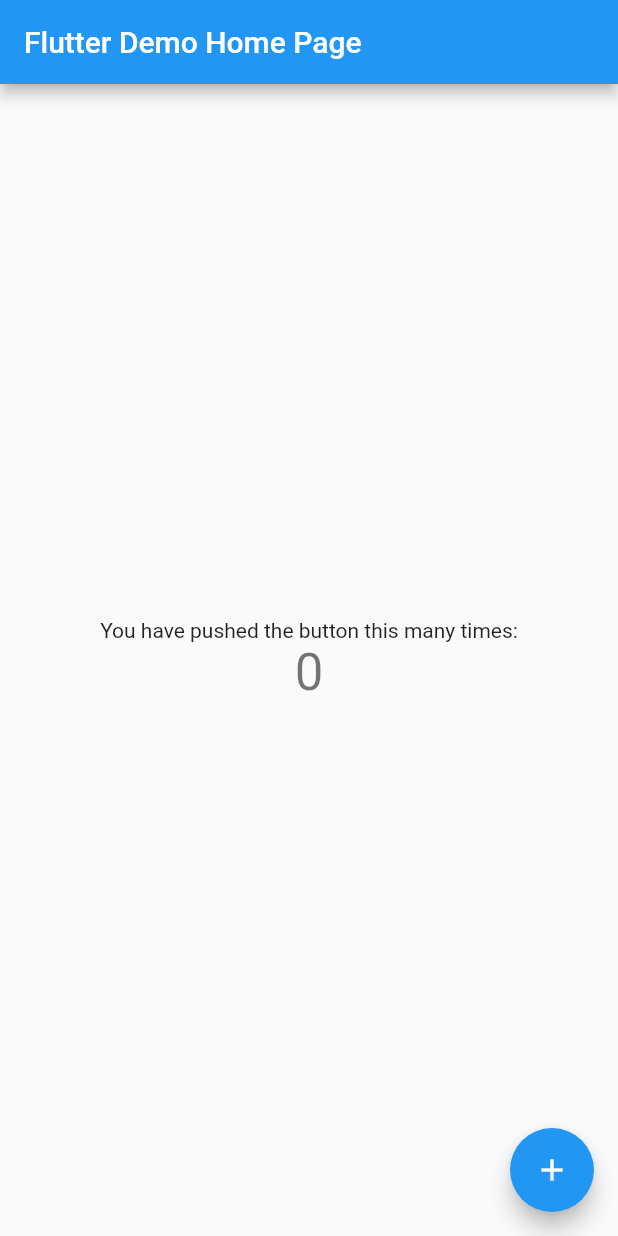
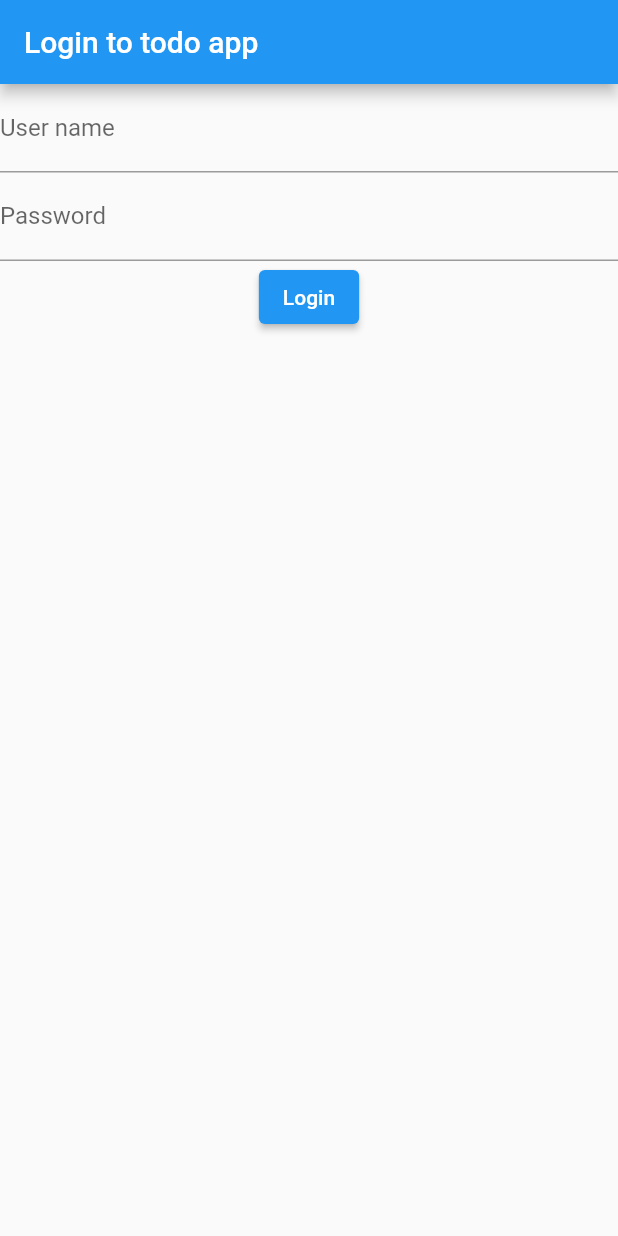
Before and after one commit to pankaj-nikam/todo_bloc, a Flutter app: the screen it shows after launch, on a phone screen of 412 x 824 dp. Run offline on Flutter 3.47's test engine with Material 2 defaults, Android fonts, the phone set to English and light mode, and no system bars; our stand-ins replace bloc, equatable, flutter_bloc, hive, hive_flutter; accounts and stored records are empty.

Commit message:
Added basic implementation for bloc and Hive.

```diff
--- /dev/null
+++ b/lib/home/bloc/bloc/home_bloc.dart
@@ -0,0 +1,30 @@
+import 'package:bloc/bloc.dart';
+import 'package:equatable/equatable.dart';
+import 'package:todo_bloc/services/authentication_service.dart';
+import 'package:todo_bloc/services/todo_service.dart';
+
+part 'home_event.dart';
+part 'home_state.dart';
+
+class HomeBloc extends Bloc<HomeEvent, HomeState> {
+  final AuthenticationService _auth;
+  final TodoService _todo;
+
+  HomeBloc(this._auth, this._todo) : super(RegisteringServicesState()) {
+    on<LoginEvent>((event, emitter) async {
+      final result =
+          await _auth.authenticateUser(event.userName, event.password);
+      if (result != null) {
+        emitter(SuccessfulLoginState(result));
+        emitter(HomeInitial());
+      }
+    });
+
+    on<RegisterServicesEvent>((event, emitter) async {
+      await _auth.init();
+      await _todo.init();
+
+      emitter(HomeInitial());
+    });
+  }
+}
--- /dev/null
+++ b/lib/home/bloc/bloc/home_event.dart
@@ -0,0 +1,20 @@
+part of 'home_bloc.dart';
+
+abstract class HomeEvent extends Equatable {
+  const HomeEvent();
+}
+
+class LoginEvent extends HomeEvent {
+  final String userName;
+  final String password;
+
+  const LoginEvent(this.userName, this.password);
+
+  @override
+  List<Object> get props => [userName, password];
+}
+
+class RegisterServicesEvent extends HomeEvent {
+  @override
+  List<Object?> get props => [];
+}
--- /dev/null
+++ b/lib/home/bloc/bloc/home_state.dart
@@ -0,0 +1,24 @@
+part of 'home_bloc.dart';
+
+abstract class HomeState extends Equatable {
+  const HomeState();
+}
+
+class HomeInitial extends HomeState {
+  @override
+  List<Object?> get props => [];
+}
+
+class SuccessfulLoginState extends HomeState {
+  final String userName;
+
+  const SuccessfulLoginState(this.userName);
+
+  @override
+  List<Object?> get props => [userName];
+}
+
+class RegisteringServicesState extends HomeState {
+  @override
+  List<Object?> get props => [];
+}
--- /dev/null
+++ b/lib/home/home.dart
@@ -0,0 +1,66 @@
+import 'package:flutter/material.dart';
+import 'package:flutter_bloc/flutter_bloc.dart';
+import 'package:todo_bloc/services/authentication_service.dart';
+import 'package:todo_bloc/services/todo_service.dart';
+import 'package:todo_bloc/todos/todos.dart';
+
+import 'bloc/bloc/home_bloc.dart';
+
+class HomePage extends StatelessWidget {
+  final userNameField = TextEditingController();
+  final passwordField = TextEditingController();
+
+  HomePage({Key? key}) : super(key: key);
+
+  @override
+  Widget build(BuildContext context) {
+    return Scaffold(
+      appBar: AppBar(
+        title: const Text("Login to todo app"),
+      ),
+      body: BlocProvider(
+        create: (context) => HomeBloc(
+          RepositoryProvider.of<AuthenticationService>(context),
+          RepositoryProvider.of<TodoService>(context),
+        )..add(RegisterServicesEvent()),
+        child: BlocConsumer<HomeBloc, HomeState>(
+          listener: (context, state) {
+            if (state is SuccessfulLoginState) {
+              Navigator.of(context).push(MaterialPageRoute(
+                builder: (context) {
+                  return TodosPage(
+                    userName: state.userName,
+                  );
+                },
+              ));
+            }
+          },
+          builder: (context, state) {
+            if (state is HomeInitial) {
+              return Column(
+                children: [
+                  TextField(
+                    decoration: const InputDecoration(labelText: "User name"),
+                    controller: userNameField,
+                  ),
+                  TextField(
+                    obscureText: true,
+                    decoration: const InputDecoration(labelText: 'Password'),
+                    controller: passwordField,
+                  ),
+                  ElevatedButton(
+                      onPressed: () {
+                        BlocProvider.of<HomeBloc>(context).add(
+                            LoginEvent(userNameField.text, passwordField.text));
+                      },
+                      child: const Text('Login'))
+                ],
+              );
+            }
+            return Container();
+          },
+        ),
+      ),
+    );
+  }
+}
--- a/lib/main.dart
+++ b/lib/main.dart
@@ -1,6 +1,12 @@
 import 'package:flutter/material.dart';
+import 'package:flutter_bloc/flutter_bloc.dart';
+import 'package:hive_flutter/hive_flutter.dart';
+import 'package:todo_bloc/home/home.dart';
+import 'package:todo_bloc/services/authentication_service.dart';
+import 'package:todo_bloc/services/todo_service.dart';
 
-void main() {
+void main() async {
+  await Hive.initFlutter();
   runApp(const MyApp());
 }
 
@@ -10,7 +16,12 @@ class MyApp extends StatelessWidget {
   // This widget is the root of your application.
   @override
   Widget build(BuildContext context) {
-    return MaterialApp(
+    return MultiRepositoryProvider(
+      providers: [
+        RepositoryProvider(create: (context) => AuthenticationService()),
+        RepositoryProvider(create: (context) => TodoService()),
+      ],
+      child: MaterialApp(
         title: 'Flutter Demo',
         theme: ThemeData(
           // This is the theme of your application.
@@ -24,92 +35,8 @@ class MyApp extends StatelessWidget {
           // is not restarted.
           primarySwatch: Colors.blue,
         ),
-      home: const MyHomePage(title: 'Flutter Demo Home Page'),
+        home: HomePage(),
+      ),
     );
   }
 }
-
-class MyHomePage extends StatefulWidget {
-  const MyHomePage({Key? key, required this.title}) : super(key: key);
-
-  // This widget is the home page of your application. It is stateful, meaning
-  // that it has a State object (defined below) that contains fields that affect
-  // how it looks.
-
-  // This class is the configuration for the state. It holds the values (in this
-  // case the title) provided by the parent (in this case the App widget) and
-  // used by the build method of the State. Fields in a Widget subclass are
-  // always marked "final".
-
-  final String title;
-
-  @override
-  State<MyHomePage> createState() => _MyHomePageState();
-}
-
-class _MyHomePageState extends State<MyHomePage> {
-  int _counter = 0;
-
-  void _incrementCounter() {
-    setState(() {
-      // This call to setState tells the Flutter framework that something has
-      // changed in this State, which causes it to rerun the build method below
-      // so that the display can reflect the updated values. If we changed
-      // _counter without calling setState(), then the build method would not be
-      // called again, and so nothing would appear to happen.
-      _counter++;
-    });
-  }
-
-  @override
-  Widget build(BuildContext context) {
-    // This method is rerun every time setState is called, for instance as done
-    // by the _incrementCounter method above.
-    //
-    // The Flutter framework has been optimized to make rerunning build methods
-    // fast, so that you can just rebuild anything that needs updating rather
-    // than having to individually change instances of widgets.
-    return Scaffold(
-      appBar: AppBar(
-        // Here we take the value from the MyHomePage object that was created by
-        // the App.build method, and use it to set our appbar title.
-        title: Text(widget.title),
-      ),
-      body: Center(
-        // Center is a layout widget. It takes a single child and positions it
-        // in the middle of the parent.
-        child: Column(
-          // Column is also a layout widget. It takes a list of children and
-          // arranges them vertically. By default, it sizes itself to fit its
-          // children horizontally, and tries to be as tall as its parent.
-          //
-          // Invoke "debug painting" (press "p" in the console, choose the
-          // "Toggle Debug Paint" action from the Flutter Inspector in Android
-          // Studio, or the "Toggle Debug Paint" command in Visual Studio Code)
-          // to see the wireframe for each widget.
-          //
-          // Column has various properties to control how it sizes itself and
-          // how it positions its children. Here we use mainAxisAlignment to
-          // center the children vertically; the main axis here is the vertical
-          // axis because Columns are vertical (the cross axis would be
-          // horizontal).
-          mainAxisAlignment: MainAxisAlignment.center,
-          children: <Widget>[
-            const Text(
-              'You have pushed the button this many times:',
-            ),
-            Text(
-              '$_counter',
-              style: Theme.of(context).textTheme.headline4,
-            ),
-          ],
-        ),
-      ),
-      floatingActionButton: FloatingActionButton(
-        onPressed: _incrementCounter,
-        tooltip: 'Increment',
-        child: const Icon(Icons.add),
-      ), // This trailing comma makes auto-formatting nicer for build methods.
-    );
-  }
-}
--- /dev/null
+++ b/lib/model/task.dart
@@ -0,0 +1,15 @@
+import 'package:hive/hive.dart';
+
+part 'task.g.dart';
+
+@HiveType(typeId: 2)
+class Task extends HiveObject {
+  @HiveField(0)
+  final String user;
+  @HiveField(1)
+  final String task;
+  @HiveField(2)
+  final bool completed;
+
+  Task(this.user, this.task, this.completed);
+}
--- /dev/null
+++ b/lib/model/user.dart
@@ -0,0 +1,14 @@
+import 'package:hive/hive.dart';
+
+part 'user.g.dart';
+
+@HiveType(typeId: 1)
+class User extends HiveObject {
+  @HiveField(0)
+  final String userName;
+  @HiveField(1)
+  final String password;
+
+  User(this.userName,
+      this.password); //this should be hashed version in production.
+}
--- /dev/null
+++ b/lib/services/authentication_service.dart
@@ -0,0 +1,26 @@
+import 'package:hive_flutter/adapters.dart';
+import 'package:todo_bloc/model/user.dart';
+
+class AuthenticationService {
+  late Box<User> _users;
+
+  Future<void> init() async {
+    Hive.registerAdapter(UserAdapter());
+    _users = await Hive.openBox<User>("usersBox");
+
+    if (_users.isEmpty) {
+      await _users.add(User('user1', 'password'));
+      await _users.add(User('user2', 'password2'));
+    }
+  }
+
+  Future<String?> authenticateUser(
+      final String userName, final String password) async {
+    final success = _users.values.any((element) =>
+        element.password == password && element.userName == userName);
+    if (success) {
+      return userName;
+    }
+    return null;
+  }
+}
--- /dev/null
+++ b/lib/services/todo_service.dart
@@ -0,0 +1,46 @@
+import 'package:hive/hive.dart';
+import 'package:todo_bloc/model/task.dart';
+
+class TodoService {
+  late Box<Task> _tasks;
+  Future<void> init() async {
+    Hive.registerAdapter(TaskAdapter());
+    _tasks = await Hive.openBox<Task>("tasks");
+
+    if (_tasks.isEmpty) {
+      _tasks.add(Task("user1", "Something todo", false));
+      _tasks.add(Task("user1", "Something todo 2", false));
+      _tasks.add(Task("user1", "Something todo 3", false));
+      _tasks.add(Task("user1", "Something todo 4", true));
+
+      _tasks.add(Task("user2", "Something new todo", false));
+      _tasks.add(Task("user2", "Something new todo 2", false));
+      _tasks.add(Task("user2", "Something new todo 3", false));
+      _tasks.add(Task("user2", "Something new todo 4", true));
+    }
+  }
+
+  List<Task> getTasksForUser(String userName) {
+    final tasks = _tasks.values.where((element) => element.user == userName);
+    return tasks.toList();
+  }
+
+  Future<void> addTask(final String task, final String userName) async {
+    await _tasks.add(Task(userName, task, false));
+  }
+
+  Future<void> removeTask(final String task, final String userName) async {
+    final taskToRemove = _tasks.values.firstWhere(
+        (element) => element.task == task && element.user == userName);
+    await taskToRemove.delete();
+  }
+
+  Future<void> updateTask(final String task, final String userName,
+      {final bool? completed}) async {
+    final taskToEdit = _tasks.values.firstWhere(
+        (element) => element.task == task && element.user == userName);
+    final index = taskToEdit.key as int;
+    await _tasks.put(
+        index, Task(userName, task, completed ?? taskToEdit.completed));
+  }
+}
```
Also changed, not shown: lib/todos/bloc/bloc/todos_bloc.dart (added, +18 -0 lines), lib/todos/bloc/bloc/todos_event.dart (added, +17 -0 lines), lib/todos/bloc/bloc/todos_state.dart (added, +19 -0 lines), lib/todos/todos.dart (added, +45 -0 lines), lib/model/task.g.dart (added), lib/model/user.g.dart (added). Lines whose indentation alone changed are shown as unchanged.
